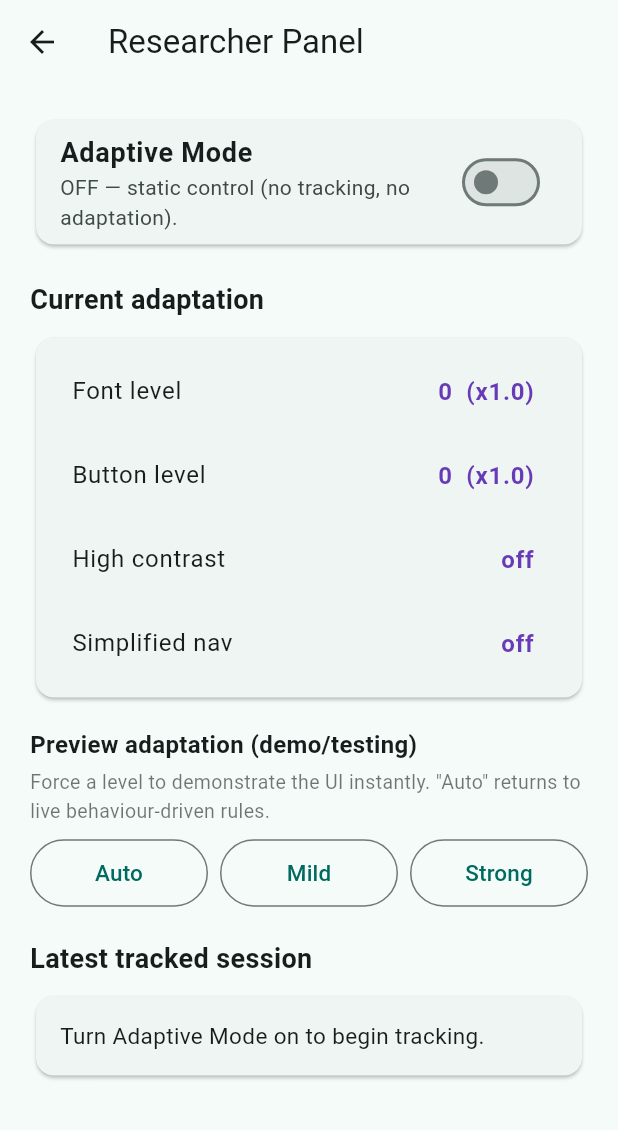
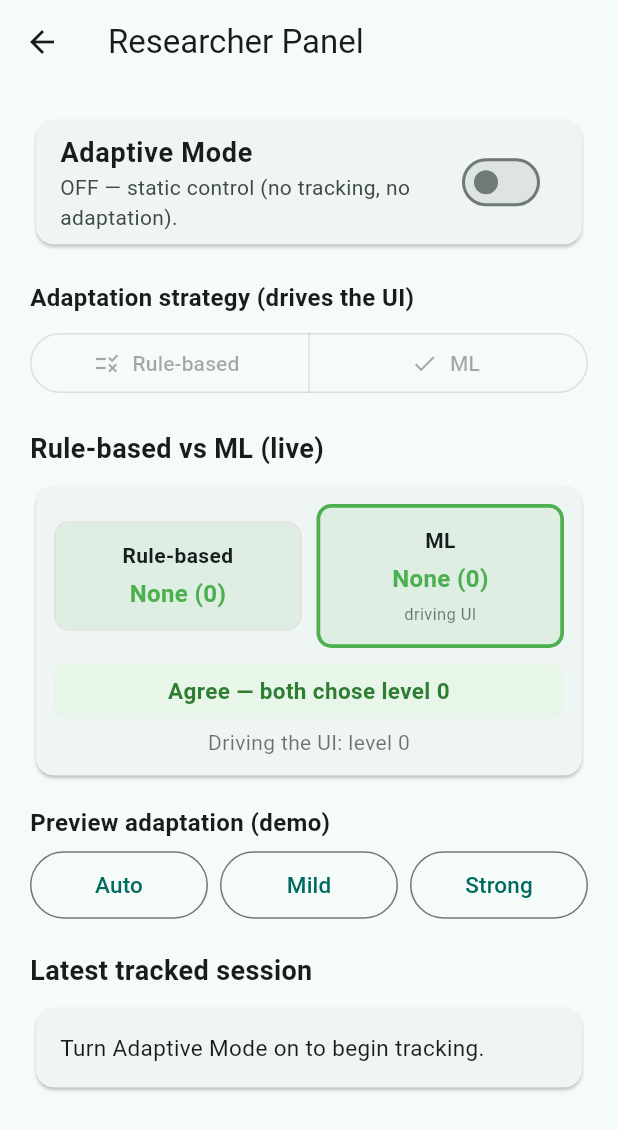
Before and after one commit to Lakindu99/mediassist, a Flutter app: the ResearcherPanel screen opened directly, on a phone screen of 412 x 824 dp. Shown: the top 1130 px of the screen. Run offline on Flutter 3.47's test engine with Material 3 defaults, Android fonts, the phone set to English and light mode, and no system bars; our stand-ins replace cloud_firestore, firebase_auth, firebase_core, flutter_local_notifications, shared_preferences, timezone; accounts and stored records are empty.

Commit message:
Phase 2 Stage 4B: wire ML classifier + live rule-vs-ML comparison logging

```diff
--- a/lib/core/services/adaptive_engine.dart
+++ b/lib/core/services/adaptive_engine.dart
@@ -1,84 +1,98 @@
 import 'package:flutter/material.dart';
 import 'behaviour_tracker.dart';
+import 'adaptive_classifier.dart';
 
-/// The rule-based Adaptive UI Engine (Phase 2, Stage 3).
+/// Which decision source drives the adaptive UI.
+enum AdaptiveStrategy { ruleBased, ml }
+
+/// The Adaptive UI Engine (Phase 2, Stages 3-4).
 ///
-/// Reads the live behaviour snapshot and applies transparent if-then rules to
-/// decide how much to adapt the interface. Outputs graded LEVELS (0/1/2) that
-/// the app maps to font size, button size, contrast and navigation. Every
-/// decision is explainable — a research virtue we contrast with ML in Stage 4.
+/// Computes an adaptation LEVEL (0 none, 1 mild, 2 strong) from the live
+/// behaviour snapshot using BOTH a transparent rule set and the trained
+/// decision-tree classifier. One strategy drives the UI (researcher-selectable);
+/// both decisions are always recorded so rule-based vs ML can be compared.
 class AdaptiveEngine extends ChangeNotifier {
   bool _enabled = false;
 
-  int fontLevel = 0;        // 0 none, 1 mild, 2 strong  (comprehension)
-  int buttonLevel = 0;      // 0 none, 1 mild, 2 strong  (motor/targeting)
-  bool forceHighContrast = false;
-  bool simplifyNav = false;
+  /// ML is the research contribution (default); the researcher can switch to
+  /// rule-based for comparison.
+  AdaptiveStrategy strategy = AdaptiveStrategy.ml;
 
-  int? _preview;                          // demo override (null = auto)
+  int activeLevel = 0; // level currently driving the UI
+  int ruleLevel = 0;   // the rule-based decision
+  int mlLevel = 0;     // the decision-tree decision
+
+  int? _preview;
   BehaviourSnapshot _last = BehaviourSnapshot.zero;
 
   void setEnabled(bool value) {
     _enabled = value;
     if (!value) {
       _preview = null;
-      _set(0, 0, false, false);
+      activeLevel = 0;
+      ruleLevel = 0;
+      mlLevel = 0;
+      notifyListeners();
     }
+  }
+
+  void setStrategy(AdaptiveStrategy s) {
+    strategy = s;
+    if (_enabled && _preview == null) {
+      activeLevel = (strategy == AdaptiveStrategy.ml) ? mlLevel : ruleLevel;
+    }
+    notifyListeners();
   }
 
   /// Called whenever behaviour metrics change (wired from BehaviourTracker).
   void evaluate(BehaviourSnapshot s) {
     _last = s;
-    if (!_enabled || _preview != null) return; // preview overrides live rules
-    _applyRules(s);
+    // Always compute BOTH decisions, for the rule-vs-ML comparison.
+    ruleLevel = _ruleBasedLevel(s);
+    mlLevel = AdaptiveClassifier.predict(s);
+    if (_enabled && _preview == null) {
+      activeLevel = (strategy == AdaptiveStrategy.ml) ? mlLevel : ruleLevel;
+    }
+    // Record the comparison so it is saved with the session.
+    BehaviourTracker.instance
+        .recordDecision(ruleLevel, mlLevel, activeLevel, strategy.name);
+    notifyListeners();
   }
 
-  /// The transparent rule set (from the Phase 2 Technical Design, Section 7).
-  void _applyRules(BehaviourSnapshot s) {
-    int font = 0;
-    if (s.avgTaskTimeSec > 20 || s.hesitationCount >= 5) {
-      font = 2;
-    } else if (s.avgTaskTimeSec > 12) {
-      font = 1;
-    }
-
-    int button = 0;
-    if (s.errorRate > 0.30 || s.retryTaps >= 3) {
-      button = 2;
-    } else if (s.errorRate > 0.15) {
-      button = 1;
-    }
-
-    final contrast = font >= 2;                // strong comprehension load
-    final simplify = s.screenRevisits >= 4;    // navigation difficulty
-
-    _set(font, button, contrast, simplify);
+  /// Transparent rule set: reduces the five metrics to a 0/1/2 level.
+  int _ruleBasedLevel(BehaviourSnapshot s) {
+    final strong = s.errorRate > 0.30 ||
+        s.retryTaps >= 3 ||
+        s.avgTaskTimeSec > 20 ||
+        s.hesitationCount >= 5 ||
+        s.screenRevisits >= 4;
+    final mild = s.errorRate > 0.15 ||
+        s.avgTaskTimeSec > 12 ||
+        s.hesitationCount >= 3 ||
+        s.screenRevisits >= 2;
+    if (strong) return 2;
+    if (mild) return 1;
+    return 0;
   }
 
-  /// Demo/testing control (used in the Researcher Panel): force a level so you
-  /// can show each adaptation instantly. null = return to live rules.
+  /// Demo/testing: force a level. null returns to live behaviour-driven rules.
   void setPreview(int? level) {
     _preview = level;
     if (level == null) {
-      _applyRules(_last);
+      if (_enabled) {
+        activeLevel = (strategy == AdaptiveStrategy.ml) ? mlLevel : ruleLevel;
+      }
     } else {
-      _set(level, level, level >= 2, level >= 2);
+      activeLevel = level;
     }
-  }
-
-  void _set(int font, int button, bool contrast, bool simplify) {
-    if (font == fontLevel &&
-        button == buttonLevel &&
-        contrast == forceHighContrast &&
-        simplify == simplifyNav) return;
-    fontLevel = font;
-    buttonLevel = button;
-    forceHighContrast = contrast;
-    simplifyNav = simplify;
     notifyListeners();
   }
 
-  // Level → concrete scale factors.
-  double get fontScale => const [1.0, 1.15, 1.35][fontLevel];
-  double get buttonScale => const [1.0, 1.15, 1.30][buttonLevel];
+  bool get isPreviewing => _preview != null;
+
+  // Active level -> concrete UI settings.
+  double get fontScale => const [1.0, 1.15, 1.35][activeLevel];
+  double get buttonScale => const [1.0, 1.15, 1.30][activeLevel];
+  bool get forceHighContrast => activeLevel >= 2;
+  bool get simplifyNav => activeLevel >= 2;
 }
--- a/lib/core/services/behaviour_tracker.dart
+++ b/lib/core/services/behaviour_tracker.dart
@@ -53,6 +53,11 @@ class BehaviourTracker {
   DateTime? _lastEventTime;
   String? _lastEventLabel;
 
+  // Rule-vs-ML comparison (recorded by the AdaptiveEngine).
+  int _ruleLevel = 0, _mlLevel = 0, _activeLevel = 0;
+  String _strategy = 'ml';
+  int _decisionCount = 0, _agreeCount = 0;
+
   static const _hesitationThreshold = Duration(seconds: 5);
   static const _retryWindow = Duration(milliseconds: 1500);
 
@@ -75,6 +80,8 @@ class BehaviourTracker {
     _openTasks.clear();
     _lastEventTime = null;
     _lastEventLabel = null;
+    _ruleLevel = 0; _mlLevel = 0; _activeLevel = 0;
+    _strategy = 'ml'; _decisionCount = 0; _agreeCount = 0;
   }
 
   void _registerActivity(String label) {
@@ -150,6 +157,16 @@ class BehaviourTracker {
     await persist();
   }
 
+  /// Stores the latest rule-based vs ML decision for the session summary.
+  void recordDecision(int rule, int ml, int active, String strategy) {
+    _ruleLevel = rule;
+    _mlLevel = ml;
+    _activeLevel = active;
+    _strategy = strategy;
+    _decisionCount++;
+    if (rule == ml) _agreeCount++;
+  }
+
   Future<void> persist() async {
     if (!_enabled || _sessionId == null) return;
     final uid = FirebaseAuth.instance.currentUser?.uid;
@@ -168,6 +185,12 @@ class BehaviourTracker {
       'screenRevisits': _screenRevisits,
       'totalActions': _totalActions,
       'errorCount': _errorCount,
+      'ruleLevel': _ruleLevel,
+      'mlLevel': _mlLevel,
+      'activeLevel': _activeLevel,
+      'strategy': _strategy,
+      'ruleMlAgreements': _agreeCount,
+      'ruleMlDecisions': _decisionCount,
     }, SetOptions(merge: true));
   }
 }
--- a/lib/features/researcher/researcher_panel.dart
+++ b/lib/features/researcher/researcher_panel.dart
@@ -5,8 +5,12 @@ import 'package:firebase_auth/firebase_auth.dart';
 import '../../core/services/adaptive_provider.dart';
 import '../../core/services/adaptive_engine.dart';
 
+/// Hidden researcher panel: controls adaptiveMode & strategy, shows the live
+/// rule-based vs ML comparison, preview controls, and the tracked metrics.
 class ResearcherPanel extends StatelessWidget {
   const ResearcherPanel({super.key});
+
+  static const _levelName = ['None (0)', 'Mild (1)', 'Strong (2)'];
 
   Stream<Map<String, dynamic>?> _latestSession() {
     final uid = FirebaseAuth.instance.currentUser?.uid;
@@ -24,6 +28,8 @@ class ResearcherPanel extends StatelessWidget {
   Widget build(BuildContext context) {
     final adaptive = context.watch<AdaptiveProvider>();
     final engine = context.watch<AdaptiveEngine>();
+    final on = adaptive.adaptiveMode;
+
     return Scaffold(
       appBar: AppBar(title: const Text('Researcher Panel', style: TextStyle(fontSize: 22))),
       body: SafeArea(
@@ -36,43 +42,87 @@ class ResearcherPanel extends StatelessWidget {
                 title: const Text('Adaptive Mode',
                     style: TextStyle(fontSize: 18, fontWeight: FontWeight.bold)),
                 subtitle: Text(
-                  adaptive.adaptiveMode
-                      ? 'ON — tracking + adaptation active.'
-                      : 'OFF — static control (no tracking, no adaptation).',
+                  on ? 'ON — tracking + adaptation active.'
+                     : 'OFF — static control (no tracking, no adaptation).',
                   style: const TextStyle(fontSize: 14),
                 ),
-                value: adaptive.adaptiveMode,
+                value: on,
                 onChanged: (v) => context.read<AdaptiveProvider>().setAdaptiveMode(v),
               ),
             ),
             const SizedBox(height: 20),
 
-            // ----- Live adaptation state -----
-            const Text('Current adaptation', style: TextStyle(fontSize: 18, fontWeight: FontWeight.bold)),
+            const Text('Adaptation strategy (drives the UI)',
+                style: TextStyle(fontSize: 16, fontWeight: FontWeight.bold)),
+            const SizedBox(height: 8),
+            SegmentedButton<AdaptiveStrategy>(
+              segments: const [
+                ButtonSegment(value: AdaptiveStrategy.ruleBased,
+                    label: Text('Rule-based'), icon: Icon(Icons.rule)),
+                ButtonSegment(value: AdaptiveStrategy.ml,
+                    label: Text('ML'), icon: Icon(Icons.psychology)),
+              ],
+              selected: {engine.strategy},
+              onSelectionChanged: on
+                  ? (set) => context.read<AdaptiveEngine>().setStrategy(set.first)
+                  : null,
+            ),
+            const SizedBox(height: 20),
+
+            const Text('Rule-based vs ML (live)',
+                style: TextStyle(fontSize: 18, fontWeight: FontWeight.bold)),
             const SizedBox(height: 8),
             Card(
               shape: RoundedRectangleBorder(borderRadius: BorderRadius.circular(12)),
               child: Padding(
-                padding: const EdgeInsets.all(8),
+                padding: const EdgeInsets.all(12),
                 child: Column(
                   children: [
-                    _row('Font level', '${engine.fontLevel}  (x${engine.fontScale})'),
-                    _row('Button level', '${engine.buttonLevel}  (x${engine.buttonScale})'),
-                    _row('High contrast', engine.forceHighContrast ? 'ON' : 'off'),
-                    _row('Simplified nav', engine.simplifyNav ? 'ON' : 'off'),
+                    Row(
+                      children: [
+                        Expanded(child: _decisionBox('Rule-based', engine.ruleLevel,
+                            engine.strategy == AdaptiveStrategy.ruleBased)),
+                        const SizedBox(width: 10),
+                        Expanded(child: _decisionBox('ML', engine.mlLevel,
+                            engine.strategy == AdaptiveStrategy.ml)),
+                      ],
+                    ),
+                    const SizedBox(height: 10),
+                    Container(
+                      width: double.infinity,
+                      padding: const EdgeInsets.symmetric(vertical: 8),
+                      decoration: BoxDecoration(
+                        color: engine.ruleLevel == engine.mlLevel
+                            ? Colors.green.shade50 : Colors.orange.shade50,
+                        borderRadius: BorderRadius.circular(8),
+                      ),
+                      child: Text(
+                        engine.ruleLevel == engine.mlLevel
+                            ? 'Agree — both chose level ${engine.ruleLevel}'
+                            : 'Differ — rule ${engine.ruleLevel} vs ML ${engine.mlLevel}',
+                        textAlign: TextAlign.center,
+                        style: TextStyle(
+                          fontSize: 15, fontWeight: FontWeight.bold,
+                          color: engine.ruleLevel == engine.mlLevel
+                              ? Colors.green.shade800 : Colors.orange.shade900,
+                        ),
+                      ),
+                    ),
+                    const SizedBox(height: 6),
+                    Text(
+                      'Driving the UI: level ${engine.activeLevel}'
+                      '${engine.isPreviewing ? "  (preview)" : ""}',
+                      style: const TextStyle(fontSize: 14, color: Colors.black54),
+                    ),
                   ],
                 ),
               ),
             ),
             const SizedBox(height: 16),
 
-            // ----- Demo/testing preview controls -----
-            const Text('Preview adaptation (demo/testing)',
+            const Text('Preview adaptation (demo)',
                 style: TextStyle(fontSize: 16, fontWeight: FontWeight.bold)),
-            const SizedBox(height: 4),
-            const Text('Force a level to demonstrate the UI instantly. "Auto" returns to live behaviour-driven rules.',
-                style: TextStyle(fontSize: 13, color: Colors.black54)),
-            const SizedBox(height: 8),
+            const SizedBox(height: 6),
             Row(
               children: [
                 _previewBtn(context, 'Auto', null),
@@ -84,21 +134,25 @@ class ResearcherPanel extends StatelessWidget {
             ),
             const SizedBox(height: 20),
 
-            // ----- Live tracked metrics -----
-            const Text('Latest tracked session', style: TextStyle(fontSize: 18, fontWeight: FontWeight.bold)),
+            const Text('Latest tracked session',
+                style: TextStyle(fontSize: 18, fontWeight: FontWeight.bold)),
             const SizedBox(height: 8),
             StreamBuilder<Map<String, dynamic>?>(
               stream: _latestSession(),
               builder: (context, snap) {
-                if (!adaptive.adaptiveMode) {
+                if (!on) {
                   return const Card(child: Padding(padding: EdgeInsets.all(16),
-                      child: Text('Turn Adaptive Mode on to begin tracking.', style: TextStyle(fontSize: 15))));
+                      child: Text('Turn Adaptive Mode on to begin tracking.',
+                          style: TextStyle(fontSize: 15))));
                 }
                 final d = snap.data;
                 if (d == null) {
                   return const Card(child: Padding(padding: EdgeInsets.all(16),
-                      child: Text('No session data yet. Use the app, then return here.', style: TextStyle(fontSize: 15))));
+                      child: Text('No session data yet. Use the app, then return.',
+                          style: TextStyle(fontSize: 15))));
                 }
+                final agree = d['ruleMlAgreements'] ?? 0;
+                final total = d['ruleMlDecisions'] ?? 0;
                 return Card(
                   shape: RoundedRectangleBorder(borderRadius: BorderRadius.circular(12)),
                   child: Padding(
@@ -107,10 +161,13 @@ class ResearcherPanel extends StatelessWidget {
                       children: [
                         _row('M1  Avg task time', '${d['avgTaskTimeSec'] ?? 0} s'),
                         _row('M2  Error rate',
-                            '${((d['errorRate'] ?? 0) * 100).toStringAsFixed(0)}%  (${d['errorCount'] ?? 0}/${d['totalActions'] ?? 0})'),
+                            '${((d['errorRate'] ?? 0) * 100).toStringAsFixed(0)}%'),
                         _row('M3  Hesitations', '${d['hesitationCount'] ?? 0}'),
                         _row('M4  Retry taps', '${d['retryTaps'] ?? 0}'),
                         _row('M5  Screen revisits', '${d['screenRevisits'] ?? 0}'),
+                        const Divider(),
+                        _row('Rule/ML agreement',
+                            total == 0 ? '—' : '$agree / $total decisions'),
                       ],
                     ),
                   ),
@@ -119,6 +176,32 @@ class ResearcherPanel extends StatelessWidget {
             ),
           ],
         ),
+      ),
+    );
+  }
+
+  Widget _decisionBox(String title, int level, bool active) {
+    const palette = [Colors.green, Colors.orange, Colors.red];
+    final c = palette[level];
+    return Container(
+      padding: const EdgeInsets.all(12),
+      decoration: BoxDecoration(
+        color: c.withValues(alpha: 0.10),
+        borderRadius: BorderRadius.circular(10),
+        border: Border.all(color: active ? c : Colors.grey.shade300, width: active ? 2.5 : 1),
+      ),
+      child: Column(
+        children: [
+          Text(title, style: const TextStyle(fontSize: 14, fontWeight: FontWeight.w600)),
+          const SizedBox(height: 4),
+          Text(_levelName[level],
+              style: TextStyle(fontSize: 16, fontWeight: FontWeight.bold, color: c)),
+          if (active)
+            const Padding(
+              padding: EdgeInsets.only(top: 4),
+              child: Text('driving UI', style: TextStyle(fontSize: 11, color: Colors.black54)),
+            ),
+        ],
       ),
     );
   }
@@ -135,9 +218,10 @@ class ResearcherPanel extends StatelessWidget {
 
   Widget _row(String label, String value) {
     return ListTile(
-      title: Text(label, style: const TextStyle(fontSize: 16)),
+      dense: true,
+      title: Text(label, style: const TextStyle(fontSize: 15)),
       trailing: Text(value,
-          style: const TextStyle(fontSize: 16, fontWeight: FontWeight.bold, color: Colors.deepPurple)),
+          style: const TextStyle(fontSize: 15, fontWeight: FontWeight.bold, color: Colors.deepPurple)),
     );
   }
 }
```
